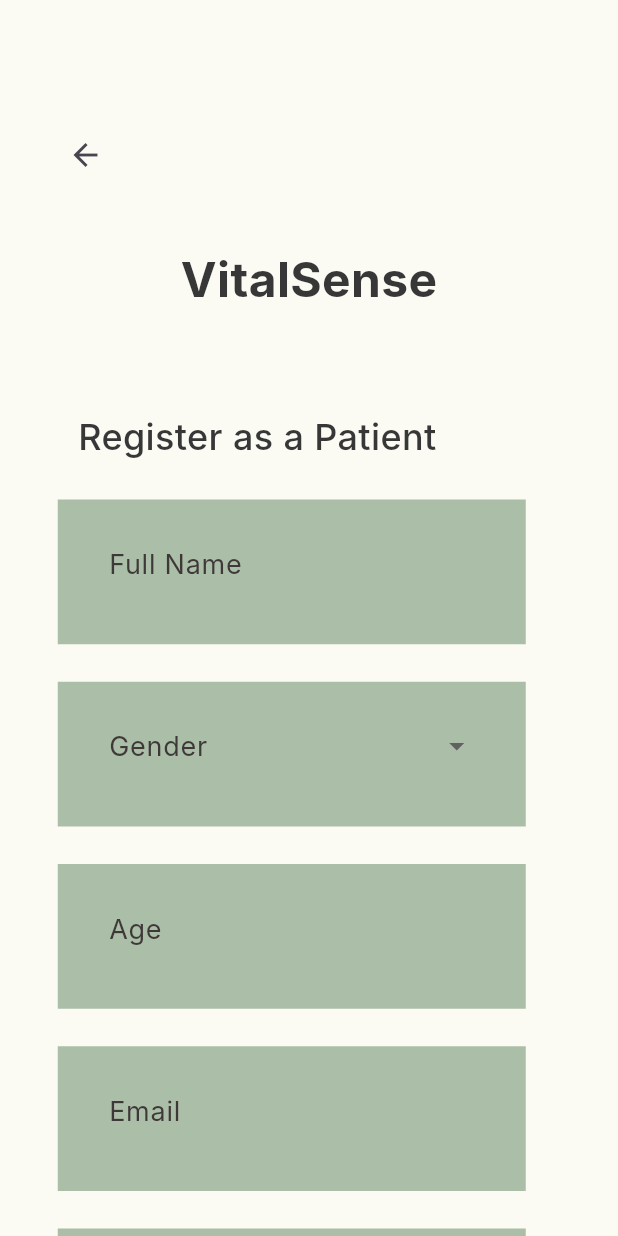
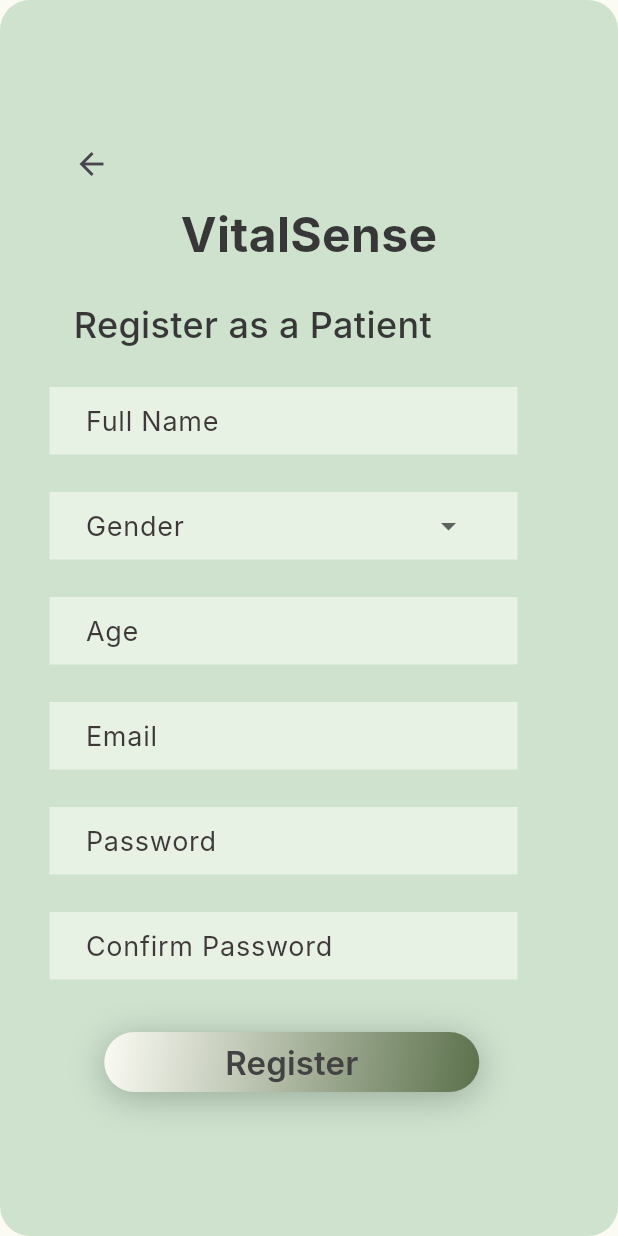
Before and after one commit to hibasiddiqui6/VitalSense, a Flutter app: the PatientRegister screen opened directly, on a phone screen of 412 x 824 dp. Run offline on Flutter 3.47's test engine with Material 3 defaults, Android fonts, the phone set to English and light mode, and no system bars; Roboto replaces fonts that are missing (Inter).

Commit message:
3 pages done login patient, welcome and registration of patient. (#1)

```diff
--- a/lib/register_patient.dart
+++ b/lib/register_patient.dart
@@ -4,26 +4,44 @@ import 'login_patient.dart';
 class PatientRegister extends StatelessWidget {
   const PatientRegister({Key? key}) : super(key: key);
 
+  get select_gender => null;
+
+
   @override
   Widget build(BuildContext context) {
     return Scaffold(
       backgroundColor: const Color(0xFFFBFBF4), // Set background color
-      body: SingleChildScrollView(
+      body: Center(
+        child: Container(
+          width: 412,
+          height: 850,
+          decoration: BoxDecoration(
+            color: const Color.fromARGB(255, 206, 226, 206), // Sky green background color for the fixed frame size
+            borderRadius: BorderRadius.circular(20), // Optional: curve the corners of the container
+          ),
+          child: SingleChildScrollView(
+
             child: Padding(
-          padding: const EdgeInsets.fromLTRB(33, 79, 33, 297),
+              padding: const EdgeInsets.fromLTRB(33, 0, 33, 50),
               child: Center(
                 child: Column(
                   crossAxisAlignment: CrossAxisAlignment.start,
                   children: [
                     // Back Button
-                IconButton(
+                    Container(
+                      margin: const EdgeInsets.fromLTRB(4, 85, 0, 0),
+                      child: IconButton(
                       icon: const Icon(Icons.arrow_back),
+
                       onPressed: () {
                         Navigator.pop(context); // Navigate back to the previous screen
                       },
                     ),
-                const SizedBox(height: 36),
+                    ),
+
+                    const SizedBox(),
                     const Center(
+
                       child: Text(
                         'VitalSense',
                         style: TextStyle(
@@ -34,9 +52,9 @@ class PatientRegister extends StatelessWidget {
                         ),
                       ),
                     ),
-                const SizedBox(height: 65),
-                const Padding(
-                  padding: EdgeInsets.only(left: 19),
+                    const SizedBox(),
+                    Container(
+                      margin: const EdgeInsets.fromLTRB(16, 20, 0, 0),
                       child: Text(
                         'Register as a Patient',
                         style: TextStyle(
@@ -54,8 +72,9 @@ class PatientRegister extends StatelessWidget {
                           // Name Field
                           Container(
                             width: 312,
-                        padding: const EdgeInsets.fromLTRB(34, 14, 34, 25),
-                        color: const Color(0xFFABBEA7),
+                            height: 45,
+                            padding: const EdgeInsets.fromLTRB(24, 0, 34, 0),
+                            color: Color.fromRGBO(247, 253, 245, 1).withOpacity(0.6),
                             child: TextFormField(
                               decoration: const InputDecoration(
                                 labelText: 'Full Name',
@@ -69,12 +88,15 @@ class PatientRegister extends StatelessWidget {
                             ),
                           ),
                           const SizedBox(height: 25),
+
                           // Gender Dropdown Field
                           Container(
                             width: 312,
-                        padding: const EdgeInsets.fromLTRB(34, 14, 34, 25),
-                        color: const Color(0xFFABBEA7),
+                            height: 45,
+                            padding: const EdgeInsets.fromLTRB(24, 0, 34, 0),
+                            color: Color.fromRGBO(247, 253, 245, 1).withOpacity(0.6),
                             child: DropdownButtonFormField<String>(
+
                               decoration: const InputDecoration(
                                 labelText: 'Gender',
                                 border: InputBorder.none,
@@ -85,20 +107,27 @@ class PatientRegister extends StatelessWidget {
                                 ),
                               ),
                               items: ['Male', 'Female']
+
                                   .map((gender) => DropdownMenuItem<String>(
                                         value: gender,
                                         child: Text(gender),
+
                                       ))
                                   .toList(),
                               onChanged: (value) {},
+
+
+                               // Adjust icon size as needed
+
                             ),
                           ),
                           const SizedBox(height: 25),
                           // Age Field
                           Container(
                             width: 312,
-                        padding: const EdgeInsets.fromLTRB(34, 14, 34, 25),
-                        color: const Color(0xFFABBEA7),
+                            height: 45,
+                            padding: const EdgeInsets.fromLTRB(24, 0, 34, 0),
+                            color: Color.fromRGBO(247, 253, 245, 1).withOpacity(0.6),
                             child: TextFormField(
                               decoration: const InputDecoration(
                                 labelText: 'Age',
@@ -116,8 +145,9 @@ class PatientRegister extends StatelessWidget {
                           // Email Field
                           Container(
                             width: 312,
-                        padding: const EdgeInsets.fromLTRB(34, 14, 34, 25),
-                        color: const Color(0xFFABBEA7),
+                            height: 45,
+                            padding: const EdgeInsets.fromLTRB(24, 0, 34, 0),
+                            color: Color.fromRGBO(247, 253, 245, 1).withOpacity(0.6),
                             child: TextFormField(
                               decoration: const InputDecoration(
                                 labelText: 'Email',
@@ -135,8 +165,9 @@ class PatientRegister extends StatelessWidget {
                           // Password Field
                           Container(
                             width: 312,
-                        padding: const EdgeInsets.fromLTRB(34, 14, 34, 25),
-                        color: const Color(0xFFABBEA7),
+                            height: 45,
+                            padding: const EdgeInsets.fromLTRB(24, 0, 34, 0),
+                            color: Color.fromRGBO(247, 253, 245, 1).withOpacity(0.6),
                             child: TextFormField(
                               decoration: const InputDecoration(
                                 labelText: 'Password',
@@ -154,8 +185,9 @@ class PatientRegister extends StatelessWidget {
                           // Confirm Password Field
                           Container(
                             width: 312,
-                        padding: const EdgeInsets.fromLTRB(34, 14, 34, 25),
-                        color: const Color(0xFFABBEA7),
+                            height: 45,
+                            padding: const EdgeInsets.fromLTRB(24, 0, 34, 0),
+                            color: Color.fromRGBO(247, 253, 245, 1).withOpacity(0.6),
                             child: TextFormField(
                               decoration: const InputDecoration(
                                 labelText: 'Confirm Password',
@@ -174,10 +206,10 @@ class PatientRegister extends StatelessWidget {
                           Padding(
                             padding: const EdgeInsets.only(left: 11),
                             child: Container(
-                          width: 312,
-                          height: 70, // Adjust height as needed
+                              width: 250,
+                              height: 40, // Adjust height as needed
                               decoration: BoxDecoration(
-                            borderRadius: BorderRadius.circular(50),
+                                borderRadius: BorderRadius.circular(20),
                                 gradient: const LinearGradient(
                                   colors: [
                                     Color(0xFFFBFBF4), // Gradient start color
@@ -219,37 +251,9 @@ class PatientRegister extends StatelessWidget {
                         ],
                       ),
                     ),
-                const SizedBox(height: 57),
-                const Center(
-                  child: Text(
-                    'Already have an account?',
-                    style: TextStyle(
-                      color: Colors.black,
-                      fontSize: 19,
-                      fontFamily: 'Inter',
+                  ],
                 ),
               ),
-                ),
-                Center(
-                  child: GestureDetector(
-                    onTap: () {
-                      // Navigate to the PatientRegister page
-                      Navigator.push(
-                        context,
-                        MaterialPageRoute(builder: (context) => const PatientLogin()),
-                      );
-                    },
-                    child: const Text(
-                      'Login',
-                      style: TextStyle(
-                        color: Color(0xFF3E3838),
-                        fontSize: 18,
-                        fontFamily: 'Inter',
-                      ),
-                    ),
-                  ),
-                ),
-              ],
             ),
           ),
         ),
@@ -257,47 +261,3 @@ class PatientRegister extends StatelessWidget {
     );
   }
 }
-
-final ThemeData appTheme = ThemeData(
-  primaryColor: const Color(0xFFABBEA7),
-  scaffoldBackgroundColor: const Color(0xFFFBFBF4), // Background color
-  fontFamily: 'Inter',
-  textTheme: const TextTheme(
-    bodyLarge: TextStyle(
-      color: Color(0xFF3E3838),
-      fontSize: 18,
-    ),
-    headlineLarge: TextStyle(
-      color: Color(0xFF373737),
-      fontSize: 32,
-      fontWeight: FontWeight.w700,
-    ),
-    headlineMedium: TextStyle(
-      color: Color(0xFF373737),
-      fontSize: 24,
-      fontWeight: FontWeight.w500,
-    ),
-  ),
-  elevatedButtonTheme: ElevatedButtonThemeData(
-    style: ElevatedButton.styleFrom(
-      backgroundColor: Colors.white,
-      foregroundColor: const Color(0xFF434242),
-      elevation: 20,
-      shadowColor: Colors.black.withOpacity(0.25),
-      shape: RoundedRectangleBorder(
-        borderRadius: BorderRadius.circular(50),
-      ),
-      padding: const EdgeInsets.symmetric(
-        horizontal: 70,
-        vertical: 18,
-      ),
-    ),
-  ),
-  inputDecorationTheme: const InputDecorationTheme(
-    border: InputBorder.none,
-    labelStyle: TextStyle(
-      color: Color(0xFF3E3838),
-      fontSize: 18,
-    ),
-  ),
-);
```
Also changed, not shown: lib/login_patient.dart (+37 -56 lines), lib/welcome_page.dart (+36 -15 lines). Lines whose indentation alone changed are shown as unchanged.
